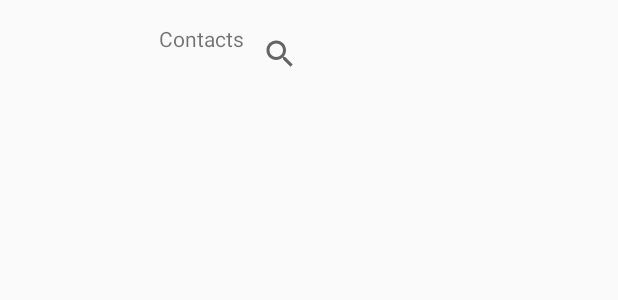
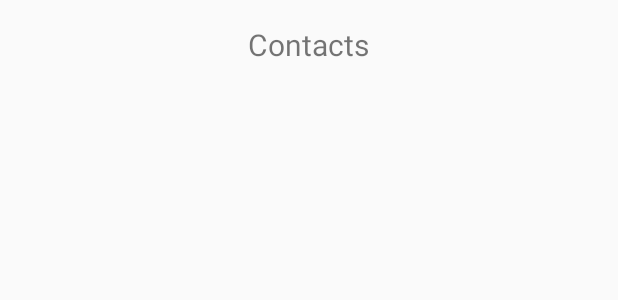
Before and after one commit to patelkirtann/phoneBook, an Android app: the layout activity_all_record.xml on its own in the app's theme, with its tools: preview values and no code run, on a phone screen of 412 x 824 dp. Shown: the top 300 px of the screen. Run offline under Robolectric (Android 15) with nearby library versions, the phone set to English and light mode, and no system bars.

Commit message:
theme Color changed

```diff
--- a/app/src/main/java/com/example/kt_ki/dbpractice/AddActivity.java
+++ b/app/src/main/java/com/example/kt_ki/dbpractice/AddActivity.java
@@ -62,7 +62,7 @@ public class AddActivity extends AppCompatActivity {
                     dialog.setNegativeButton("No", new DialogInterface.OnClickListener() {
                         @Override
                         public void onClick(DialogInterface dialogInterface, int i) {
-                            Toast.makeText(AddActivity.this , " Saving Canceled " , Toast.LENGTH_SHORT).show();
+                            Toast.makeText(AddActivity.this , " Canceled " , Toast.LENGTH_SHORT).show();
 
 //                            Intent intent = new Intent(context, MainActivity.class);
 //                            intent.putExtra("Canceled", INTENT_VALUE);
@@ -87,7 +87,7 @@ public class AddActivity extends AppCompatActivity {
                 dialog.setPositiveButton("Yes", new DialogInterface.OnClickListener() {
                     @Override
                     public void onClick(DialogInterface dialogInterface, int i) {
-                        Toast.makeText(AddActivity.this , " Saving Canceled " , Toast.LENGTH_SHORT).show();
+                        Toast.makeText(AddActivity.this , " Canceled " , Toast.LENGTH_SHORT).show();
 
                         Intent intent = new Intent(AddActivity.this, MainActivity.class);
                         intent.putExtra("Cancel", INTENT_VALUE);
--- a/app/src/main/java/com/example/kt_ki/dbpractice/DBForm.java
+++ b/app/src/main/java/com/example/kt_ki/dbpractice/DBForm.java
@@ -160,6 +160,4 @@ class DBForm extends SQLiteOpenHelper {
         res.close();
         return array_list;
     }
-
-
 }
--- a/app/src/main/java/com/example/kt_ki/dbpractice/ExpandableAdapter.java
+++ b/app/src/main/java/com/example/kt_ki/dbpractice/ExpandableAdapter.java
@@ -20,7 +20,8 @@ class ExpandableAdapter extends BaseExpandableListAdapter {
     private List<String> headData;
     private HashMap<String, List<String>> childData;
 
-    ExpandableAdapter(Context context, List<String> headData, HashMap<String, List<String>> childData) {
+    ExpandableAdapter(Context context, List<String> headData,
+                      HashMap<String, List<String>> childData) {
         super();
         this.context = context;
         this.headData = headData;
@@ -82,7 +83,8 @@ class ExpandableAdapter extends BaseExpandableListAdapter {
     }
 
     @Override
-    public View getChildView(int groupPosition, int childPosition, boolean isLastChild, View view, ViewGroup child) {
+    public View getChildView(int groupPosition, int childPosition,
+                             boolean isLastChild, View view, ViewGroup child) {
         final String childText = (String) getChild(groupPosition, childPosition);
 
         if (view == null) {
--- a/app/src/main/res/layout/activity_all_record.xml
+++ b/app/src/main/res/layout/activity_all_record.xml
@@ -20,20 +20,13 @@
         android:layout_alignParentStart="true"
         android:layout_marginTop="50dp" />
 
-    <SearchView
-        android:id="@+id/search"
-        android:layout_width="match_parent"
-        android:layout_height="40dp"
-        android:layout_toRightOf="@+id/heading" />
-
     <TextView
         android:text="@string/contacts"
         android:layout_width="wrap_content"
         android:layout_height="wrap_content"
         android:id="@+id/heading"
+        android:textAlignment="center"
+        android:textSize="20sp"
         android:layout_alignParentTop="true"
-        android:layout_alignParentLeft="true"
-        android:layout_alignParentStart="true"
-        android:layout_marginLeft="90dp"
-        android:layout_marginStart="90dp" />
+        android:layout_centerHorizontal="true" />
 </RelativeLayout>
--- a/app/src/main/res/layout/list_child.xml
+++ b/app/src/main/res/layout/list_child.xml
@@ -3,8 +3,10 @@
     android:id="@+id/child"
     android:layout_width="match_parent"
     android:layout_height="30dp"
-    android:paddingLeft="40dp"
-    android:background="@android:color/holo_orange_light"
+    android:padding="7dp"
+    android:background="#1e2e49"
+    android:textColor="#ffffff"
+    android:textAlignment="center"
     android:orientation="vertical">
 
 </TextView>
--- a/app/src/main/res/values/colors.xml
+++ b/app/src/main/res/values/colors.xml
@@ -1,6 +1,6 @@
 <?xml version="1.0" encoding="utf-8"?>
 <resources>
-    <color name="colorPrimary">#3F51B5</color>
-    <color name="colorPrimaryDark">#303F9F</color>
-    <color name="colorAccent">#FF4081</color>
+    <color name="colorPrimary">#f48942</color>
+    <color name="colorPrimaryDark">#f47d42</color>
+    <color name="colorAccent">#f45942</color>
 </resources>
```
Also changed, not shown: app/src/main/AndroidManifest.xml (+5 -2 lines), app/src/main/java/com/example/kt_ki/dbpractice/AllRecord.java (+6 -6 lines), app/src/main/java/com/example/kt_ki/dbpractice/MainActivity.java (+0 -10 lines), app/src/main/res/layout/list_head.xml (+5 -4 lines).
